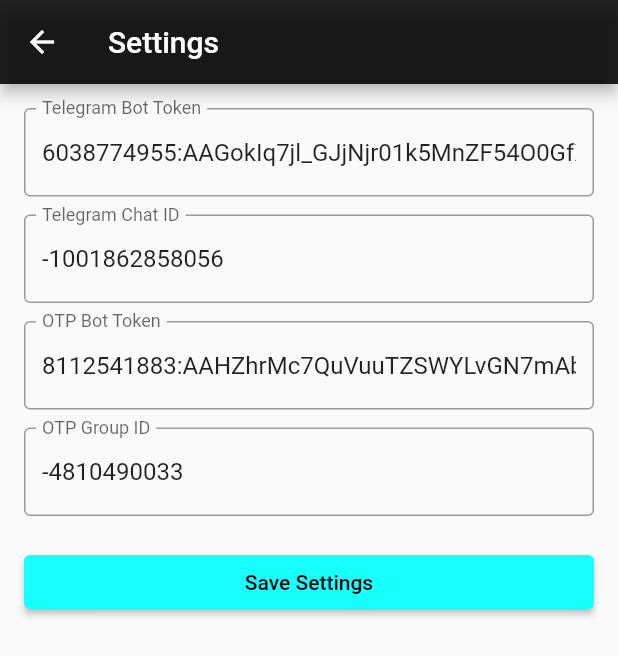
After one commit to nishanthoblirajan/fuels_sms, a Flutter app: the screen it shows after launch, after a tap on "Send", after a tap on the "settings" icon, on a phone screen of 412 x 824 dp. The commit adds this screen. Shown: the top 656 px of the screen. Run offline on Flutter 3.47's test engine with Material 2 defaults, Android fonts, the phone set to English and light mode, and no system bars; our stand-ins replace fluttertoast, shared_preferences; missing offline and left inert: dart_telegram_bot, encrypt, flutter_background, telephony.

Commit message:
separate settings page implemented

```diff
--- a/lib/main.dart
+++ b/lib/main.dart
@@ -6,14 +6,35 @@ import 'package:flutter/material.dart';
 import 'package:flutter_background/flutter_background.dart';
 import 'package:fluttertoast/fluttertoast.dart';
 import 'package:fuels_sms/ApplicationConstants.dart';
+import 'package:fuels_sms/settings.dart';
 import 'package:http/http.dart' as http;
+import 'package:shared_preferences/shared_preferences.dart';
 import 'package:telephony/telephony.dart';
 import 'package:flutter/src/animation/animation.dart' as animation;
 void onBackgroundMessage(SmsMessage message) {
   debugPrint("onBackgroundMessage: Received SMS from ${message.address}");
   sendTelegram(message.body, message.address);
 }
+Future<void> initializeDefaultSettings() async {
+  final prefs = await SharedPreferences.getInstance();
 
+  // Check if values already exist
+  if (!prefs.containsKey('telegramBotToken')) {
+    await prefs.setString('telegramBotToken', '6038774955:AAGokIq7jl_GJjNjr01k5MnZF54O0GfXgR4');
+  }
+
+  if (!prefs.containsKey('telegramChatId')) {
+    await prefs.setString('telegramChatId', '-1001862858056');
+  }
+
+  if (!prefs.containsKey('otpBotToken')) {
+    await prefs.setString('otpBotToken', '8112541883:AAHZhrMc7QuVuuTZSWYLvGN7mAbyDdzD8Ls');
+  }
+
+  if (!prefs.containsKey('otpGroupId')) {
+    await prefs.setString('otpGroupId', '-4810490033');
+  }
+}
 const String telegramBotToken =
     '6038774955:AAGokIq7jl_GJjNjr01k5MnZF54O0GfXgR4';
 const int telegramChatId = -1001862858056;
@@ -24,7 +45,24 @@ const int otpGroupId = -4810490033;
 const String odooServerUrl =
     'http://128.199.25.245:8069/api/telegram/message';
 
+Future<Map<String, dynamic>> getSettings() async {
+  final prefs = await SharedPreferences.getInstance();
+  return {
+    'telegramBotToken': prefs.getString('telegramBotToken') ?? '',
+    'telegramChatId': int.tryParse(prefs.getString('telegramChatId') ?? '') ?? 0,
+    'otpBotToken': prefs.getString('otpBotToken') ?? '',
+    'otpGroupId': int.tryParse(prefs.getString('otpGroupId') ?? '') ?? 0,
+  };
+}
 Future<void> sendTelegram(String? message, String? sender) async {
+  final settings = await getSettings();
+  String telegramBotToken = settings['telegramBotToken']!;
+  int telegramChatId = settings['telegramChatId']! as int;
+  String otpBotToken = settings['otpBotToken']!;
+  int otpGroupId = settings['otpGroupId']! as int;
+
+
+
   debugPrint("sendTelegram: Called with sender=$sender, message=$message");
   String preciseMessage = '';
 
@@ -134,8 +172,12 @@ Future<void> sendToOdooServer(String sender, String message) async {
   }
 }
 
-void main() {
+Future<void> main() async {
+  WidgetsFlutterBinding.ensureInitialized();
+
   debugPrint('main: Starting application');
+
+  await initializeDefaultSettings();
   runApp(MyApp());
 }
 
@@ -283,7 +325,19 @@ class _MyHomePageState extends State<MyHomePage> with SingleTickerProviderStateM
       appBar: AppBar(
         title: Text(widget.title),
         backgroundColor: Colors.black87,
+        actions: [
+          IconButton(
+            icon: Icon(Icons.settings),
+            onPressed: () {
+              Navigator.push(
+                context,
+                MaterialPageRoute(builder: (context) => SettingsPage()),
+              );
+            },
+          ),
+        ],
       ),
+
       body: SingleChildScrollView(
         child: Center(
           child: Column(
--- /dev/null
+++ b/lib/settings.dart
@@ -0,0 +1,80 @@
+import 'package:flutter/material.dart';
+import 'package:shared_preferences/shared_preferences.dart';
+
+class SettingsPage extends StatefulWidget {
+  @override
+  _SettingsPageState createState() => _SettingsPageState();
+}
+
+class _SettingsPageState extends State<SettingsPage> {
+  final TextEditingController _telegramBotTokenController = TextEditingController();
+  final TextEditingController _telegramChatIdController = TextEditingController();
+  final TextEditingController _otpBotTokenController = TextEditingController();
+  final TextEditingController _otpGroupIdController = TextEditingController();
+
+  @override
+  void initState() {
+    super.initState();
+    _loadSettings();
+  }
+
+  Future<void> _loadSettings() async {
+    final prefs = await SharedPreferences.getInstance();
+    _telegramBotTokenController.text = prefs.getString('telegramBotToken') ?? '';
+    _telegramChatIdController.text = prefs.getString('telegramChatId') ?? '';
+    _otpBotTokenController.text = prefs.getString('otpBotToken') ?? '';
+    _otpGroupIdController.text = prefs.getString('otpGroupId') ?? '';
+  }
+
+  Future<void> _saveSettings() async {
+    final prefs = await SharedPreferences.getInstance();
+    await prefs.setString('telegramBotToken', _telegramBotTokenController.text.trim());
+    await prefs.setString('telegramChatId', _telegramChatIdController.text.trim());
+    await prefs.setString('otpBotToken', _otpBotTokenController.text.trim());
+    await prefs.setString('otpGroupId', _otpGroupIdController.text.trim());
+
+    ScaffoldMessenger.of(context).showSnackBar(
+      SnackBar(content: Text('Settings Saved Successfully')),
+    );
+  }
+
+  @override
+  Widget build(BuildContext context) {
+    return Scaffold(
+      appBar: AppBar(
+        title: Text('Settings'),
+        backgroundColor: Colors.black87,
+      ),
+      body: Padding(
+        padding: const EdgeInsets.all(16.0),
+        child: ListView(
+          children: [
+            _buildTextField('Telegram Bot Token', _telegramBotTokenController),
+            SizedBox(height: 12),
+            _buildTextField('Telegram Chat ID', _telegramChatIdController),
+            SizedBox(height: 12),
+            _buildTextField('OTP Bot Token', _otpBotTokenController),
+            SizedBox(height: 12),
+            _buildTextField('OTP Group ID', _otpGroupIdController),
+            SizedBox(height: 20),
+            ElevatedButton(
+              onPressed: _saveSettings,
+              style: ElevatedButton.styleFrom(backgroundColor: Colors.cyanAccent, foregroundColor: Colors.black),
+              child: Text('Save Settings'),
+            ),
+          ],
+        ),
+      ),
+    );
+  }
+
+  Widget _buildTextField(String label, TextEditingController controller) {
+    return TextField(
+      controller: controller,
+      decoration: InputDecoration(
+        labelText: label,
+        border: OutlineInputBorder(),
+      ),
+    );
+  }
+}
--- a/pubspec.yaml
+++ b/pubspec.yaml
@@ -26,6 +26,8 @@ environment:
 
 
 dependencies:
+  shared_preferences: ^2.2.2
+
   get: any
   intl: ^0.17.0
   flutter_background: ^1.2.0
```
Also changed, not shown: pubspec.lock.
